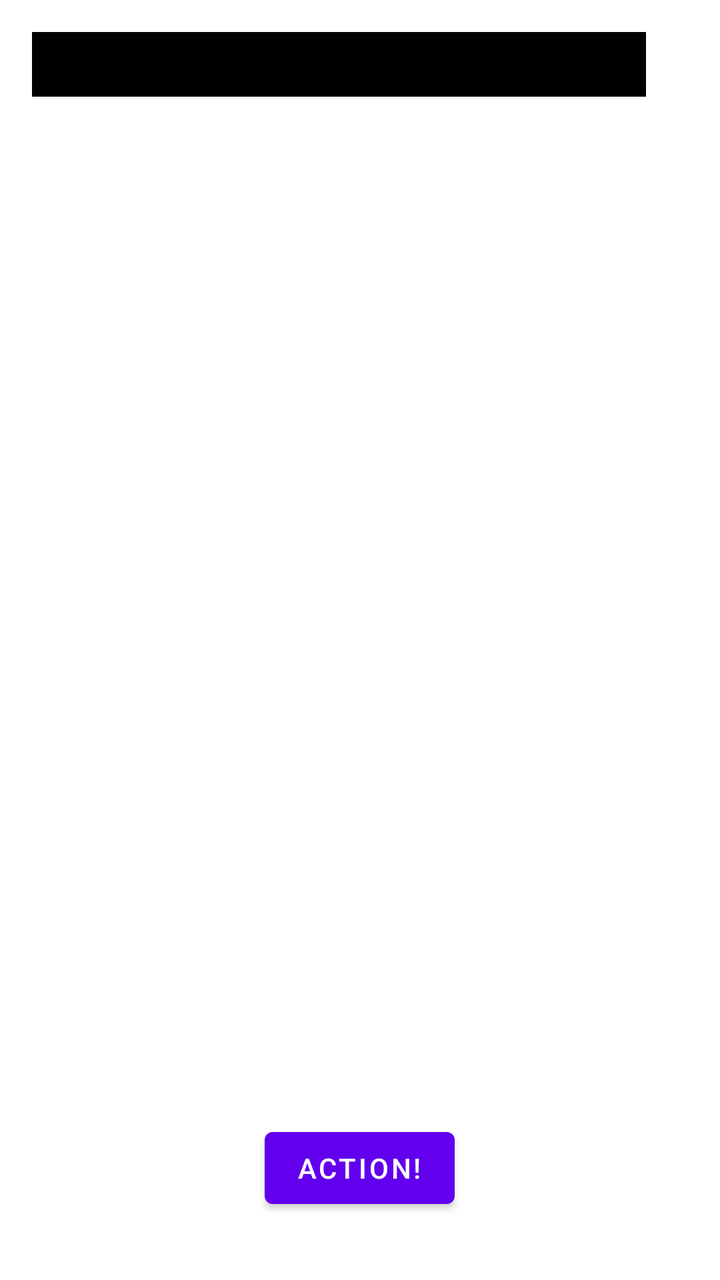
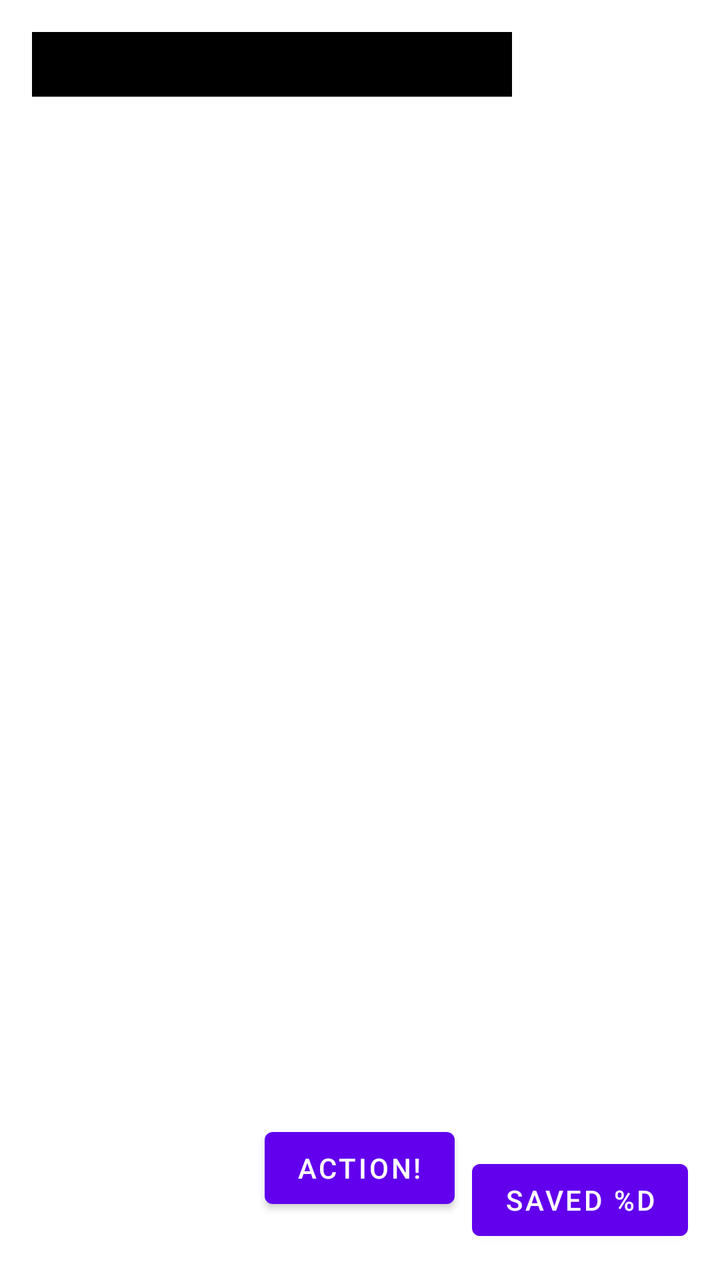

Before-and-after screenshots of an Android layout around one commit, followed by the original layout XML and the change that was made.
<!-- AndroidManifest.xml: application theme Theme.Renovium -->
<!-- res/layout/activity_game.xml -->
<?xml version="1.0" encoding="utf-8"?>
<layout xmlns:android="http://schemas.android.com/apk/res/android"
    xmlns:app="http://schemas.android.com/apk/res-auto"
    xmlns:tools="http://schemas.android.com/tools">

    <data>
        <variable
            name="viewModel"
            type="es.uam.eps.dadm.santioscar.renovium.GameSessionViewModel" />
    </data>

    <FrameLayout
        android:layout_width="match_parent"
        android:layout_height="match_parent">

        
        <ImageView
            android:id="@+id/ciudadBackground"
            android:layout_width="match_parent"
            android:layout_height="match_parent"
            android:scaleType="centerCrop"/>


        <TextView
            android:id="@+id/puntuacionText"
            android:layout_width="307dp"
            android:layout_height="wrap_content"
            android:layout_margin="16dp"
            android:text='@{"Points: " + viewModel.puntuacion}'
            android:textColor="@color/white"
            android:textSize="24sp"
            android:background="@color/black"/> 

        <ImageView
            android:id="@+id/avatarImage"
            android:layout_width="100dp"
            android:layout_height="100dp"
            android:layout_gravity="center" />

        
        <Button
            android:id="@+id/botonAccion"
            android:layout_width="wrap_content"
            android:layout_height="wrap_content"
            android:layout_gravity="bottom|center_horizontal"
            android:layout_marginBottom="32dp"
            android:onClick="@{() -> viewModel.aumentarPuntuacion()}"
            android:text= "@string/accion"/>
    </FrameLayout>
</layout>
<!-- resources referenced by this layout -->
<resources>
  <color name="black">#FF000000</color>
  <color name="white">#FFFFFFFF</color>
  <string name="accion">Action!</string>
  <style name="Theme.Renovium" parent="Theme.MaterialComponents.DayNight.DarkActionBar">
          
          <item name="colorPrimary">@color/purple_500</item>
          <item name="colorPrimaryVariant">@color/purple_700</item>
          <item name="colorOnPrimary">@color/white</item>
          
          <item name="colorSecondary">@color/teal_200</item>
          <item name="colorSecondaryVariant">@color/teal_700</item>
          <item name="colorOnSecondary">@color/black</item>
          
          <item name="android:statusBarColor">?attr/colorPrimaryVariant</item>
          
      </style>
  <color name="purple_500">#FF6200EE</color>
  <color name="purple_700">#FF3700B3</color>
  <color name="teal_200">#FF03DAC5</color>
  <color name="teal_700">#FF018786</color>
</resources>

<!-- the commit's change to res/layout/activity_game.xml (unified diff, before → after) -->
@@ -7,6 +7,12 @@
         <variable
             name="viewModel"
             type="es.uam.eps.dadm.santioscar.renovium.GameSessionViewModel" />
+        <variable
+            name="avatarId"
+            type="int" />
+        <variable
+            name="ciudadId"
+            type="int" />
     </data>
 
     <FrameLayout
@@ -21,15 +27,17 @@
             android:scaleType="centerCrop"/>
 
 
+        
+
         <TextView
             android:id="@+id/puntuacionText"
-            android:layout_width="307dp"
+            android:layout_width="240dp"
             android:layout_height="wrap_content"
             android:layout_margin="16dp"
+            android:background="@color/black"
             android:text='@{"Points: " + viewModel.puntuacion}'
             android:textColor="@color/white"
-            android:textSize="24sp"
-            android:background="@color/black"/> 
+            android:textSize="24sp" />
 
         <ImageView
             android:id="@+id/avatarImage"
@@ -46,5 +54,14 @@
             android:layout_marginBottom="32dp"
             android:onClick="@{() -> viewModel.aumentarPuntuacion()}"
             android:text= "@string/accion"/>
+
+        <Button
+            android:id="@+id/botonGuardar"
+            android:layout_width="wrap_content"
+            android:layout_height="wrap_content"
+            android:layout_gravity="bottom|end"
+            android:layout_margin="16dp"
+            android:text="@string/guardar"
+            android:onClick="@{() -> viewModel.guardarPartida(avatarId, ciudadId)}"/>
     </FrameLayout>
 </layout>
<!-- resource entries referenced after the edit -->
@@ -3,6 +3,7 @@
   <color name="black">#FF000000</color>
   <color name="white">#FFFFFFFF</color>
   <string name="accion">Action!</string>
+  <string name="guardar">Saved %d</string>
   <style name="Theme.Renovium" parent="Theme.MaterialComponents.DayNight.DarkActionBar">
           
           <item name="colorPrimary">@color/purple_500</item>
